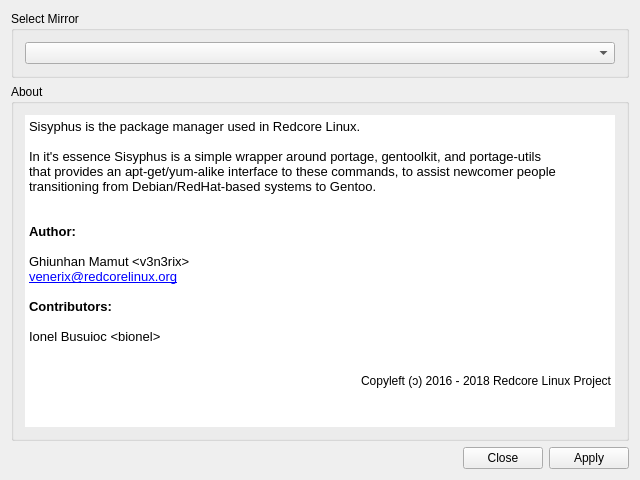
Qt form src/frontend/gui/ui/sisyphus-config.ui (redcorelinux/sisyphus) before a commit.
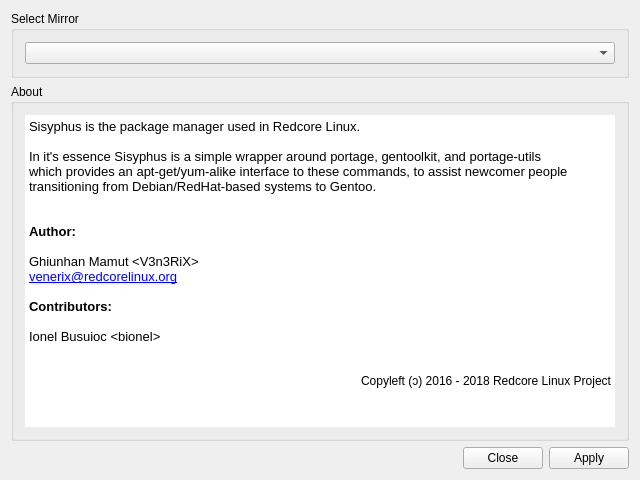
The same form after that commit. Icons and pictures are not drawn.

Commit message: make sisyphus-config to actually write mirrors.conf

What changed in the file:
```diff
--- a/src/frontend/gui/ui/sisyphus-config.ui
+++ b/src/frontend/gui/ui/sisyphus-config.ui
@@ -65,24 +65,24 @@
           <string>&lt;!DOCTYPE HTML PUBLIC &quot;-//W3C//DTD HTML 4.0//EN&quot; &quot;http://www.w3.org/TR/REC-html40/strict.dtd&quot;&gt;
 &lt;html&gt;&lt;head&gt;&lt;meta name=&quot;qrichtext&quot; content=&quot;1&quot; /&gt;&lt;style type=&quot;text/css&quot;&gt;
 p, li { white-space: pre-wrap; }
-&lt;/style&gt;&lt;/head&gt;&lt;body style=&quot; font-family:'Sans'; font-size:10pt; font-weight:400; font-style:normal;&quot;&gt;
-&lt;p style=&quot; margin-top:0px; margin-bottom:0px; margin-left:0px; margin-right:0px; -qt-block-indent:0; text-indent:0px;&quot;&gt;Sisyphus is the package manager used in Redcore Linux.&lt;/p&gt;
-&lt;p style=&quot;-qt-paragraph-type:empty; margin-top:0px; margin-bottom:0px; margin-left:0px; margin-right:0px; -qt-block-indent:0; text-indent:0px;&quot;&gt;&lt;br /&gt;&lt;/p&gt;
-&lt;p style=&quot; margin-top:0px; margin-bottom:0px; margin-left:0px; margin-right:0px; -qt-block-indent:0; text-indent:0px;&quot;&gt;In it's essence Sisyphus is a simple wrapper around portage, gentoolkit, and portage-utils&lt;/p&gt;
-&lt;p style=&quot; margin-top:0px; margin-bottom:0px; margin-left:0px; margin-right:0px; -qt-block-indent:0; text-indent:0px;&quot;&gt;that provides an apt-get/yum-alike interface to these commands, to assist newcomer people transitioning from Debian/RedHat-based systems to Gentoo.&lt;/p&gt;
-&lt;p style=&quot;-qt-paragraph-type:empty; margin-top:0px; margin-bottom:0px; margin-left:0px; margin-right:0px; -qt-block-indent:0; text-indent:0px;&quot;&gt;&lt;br /&gt;&lt;/p&gt;
-&lt;p style=&quot;-qt-paragraph-type:empty; margin-top:0px; margin-bottom:0px; margin-left:0px; margin-right:0px; -qt-block-indent:0; text-indent:0px;&quot;&gt;&lt;br /&gt;&lt;/p&gt;
-&lt;p style=&quot; margin-top:0px; margin-bottom:0px; margin-left:0px; margin-right:0px; -qt-block-indent:0; text-indent:0px;&quot;&gt;&lt;span style=&quot; font-weight:600;&quot;&gt;Author:&lt;/span&gt;&lt;/p&gt;
-&lt;p style=&quot;-qt-paragraph-type:empty; margin-top:0px; margin-bottom:0px; margin-left:0px; margin-right:0px; -qt-block-indent:0; text-indent:0px;&quot;&gt;&lt;br /&gt;&lt;/p&gt;
-&lt;p style=&quot; margin-top:0px; margin-bottom:0px; margin-left:0px; margin-right:0px; -qt-block-indent:0; text-indent:0px;&quot;&gt;Ghiunhan Mamut &amp;lt;v3n3rix&amp;gt;&lt;/p&gt;
-&lt;p style=&quot; margin-top:0px; margin-bottom:0px; margin-left:0px; margin-right:0px; -qt-block-indent:0; text-indent:0px;&quot;&gt;&lt;a href=&quot;mailto:venerix@redcorelinux.org&quot;&gt;&lt;span style=&quot; text-decoration: underline; color:#0000ff;&quot;&gt;venerix@redcorelinux.org&lt;/span&gt;&lt;/a&gt;&lt;/p&gt;
-&lt;p style=&quot;-qt-paragraph-type:empty; margin-top:0px; margin-bottom:0px; margin-left:0px; margin-right:0px; -qt-block-indent:0; text-indent:0px;&quot;&gt;&lt;br /&gt;&lt;/p&gt;
-&lt;p style=&quot; margin-top:0px; margin-bottom:0px; margin-left:0px; margin-right:0px; -qt-block-indent:0; text-indent:0px;&quot;&gt;&lt;span style=&quot; font-weight:600;&quot;&gt;Contributors:&lt;/span&gt;&lt;/p&gt;
-&lt;p style=&quot;-qt-paragraph-type:empty; margin-top:0px; margin-bottom:0px; margin-left:0px; margin-right:0px; -qt-block-indent:0; text-indent:0px;&quot;&gt;&lt;br /&gt;&lt;/p&gt;
-&lt;p style=&quot; margin-top:0px; margin-bottom:0px; margin-left:0px; margin-right:0px; -qt-block-indent:0; text-indent:0px;&quot;&gt;Ionel Busuioc &amp;lt;bionel&amp;gt;&lt;/p&gt;
-&lt;p style=&quot;-qt-paragraph-type:empty; margin-top:0px; margin-bottom:0px; margin-left:0px; margin-right:0px; -qt-block-indent:0; text-indent:0px;&quot;&gt;&lt;br /&gt;&lt;/p&gt;
-&lt;p style=&quot;-qt-paragraph-type:empty; margin-top:0px; margin-bottom:0px; margin-left:0px; margin-right:0px; -qt-block-indent:0; text-indent:0px;&quot;&gt;&lt;br /&gt;&lt;/p&gt;
-&lt;p align=&quot;right&quot; style=&quot; margin-top:0px; margin-bottom:0px; margin-left:0px; margin-right:0px; -qt-block-indent:0; text-indent:0px;&quot;&gt;&lt;span style=&quot; font-size:9pt;&quot;&gt;Copyleft (ɔ) 2016 - 2018 Redcore Linux Project&lt;/span&gt;&lt;/p&gt;&lt;/body&gt;&lt;/html&gt;</string>
+&lt;/style&gt;&lt;/head&gt;&lt;body style=&quot; font-family:'Noto Sans'; font-size:8pt; font-weight:400; font-style:normal;&quot;&gt;
+&lt;p style=&quot; margin-top:0px; margin-bottom:0px; margin-left:0px; margin-right:0px; -qt-block-indent:0; text-indent:0px;&quot;&gt;&lt;span style=&quot; font-family:'Sans'; font-size:10pt;&quot;&gt;Sisyphus is the package manager used in Redcore Linux.&lt;/span&gt;&lt;/p&gt;
+&lt;p style=&quot;-qt-paragraph-type:empty; margin-top:0px; margin-bottom:0px; margin-left:0px; margin-right:0px; -qt-block-indent:0; text-indent:0px; font-family:'Sans'; font-size:10pt;&quot;&gt;&lt;br /&gt;&lt;/p&gt;
+&lt;p style=&quot; margin-top:0px; margin-bottom:0px; margin-left:0px; margin-right:0px; -qt-block-indent:0; text-indent:0px;&quot;&gt;&lt;span style=&quot; font-family:'Sans'; font-size:10pt;&quot;&gt;In it's essence Sisyphus is a simple wrapper around portage, gentoolkit, and portage-utils&lt;/span&gt;&lt;/p&gt;
+&lt;p style=&quot; margin-top:0px; margin-bottom:0px; margin-left:0px; margin-right:0px; -qt-block-indent:0; text-indent:0px;&quot;&gt;&lt;span style=&quot; font-family:'Sans'; font-size:10pt;&quot;&gt;which provides an apt-get/yum-alike interface to these commands, to assist newcomer people transitioning from Debian/RedHat-based systems to Gentoo.&lt;/span&gt;&lt;/p&gt;
+&lt;p style=&quot;-qt-paragraph-type:empty; margin-top:0px; margin-bottom:0px; margin-left:0px; margin-right:0px; -qt-block-indent:0; text-indent:0px; font-family:'Sans'; font-size:10pt;&quot;&gt;&lt;br /&gt;&lt;/p&gt;
+&lt;p style=&quot;-qt-paragraph-type:empty; margin-top:0px; margin-bottom:0px; margin-left:0px; margin-right:0px; -qt-block-indent:0; text-indent:0px; font-family:'Sans'; font-size:10pt;&quot;&gt;&lt;br /&gt;&lt;/p&gt;
+&lt;p style=&quot; margin-top:0px; margin-bottom:0px; margin-left:0px; margin-right:0px; -qt-block-indent:0; text-indent:0px;&quot;&gt;&lt;span style=&quot; font-family:'Sans'; font-size:10pt; font-weight:600;&quot;&gt;Author:&lt;/span&gt;&lt;/p&gt;
+&lt;p style=&quot;-qt-paragraph-type:empty; margin-top:0px; margin-bottom:0px; margin-left:0px; margin-right:0px; -qt-block-indent:0; text-indent:0px; font-family:'Sans'; font-size:10pt;&quot;&gt;&lt;br /&gt;&lt;/p&gt;
+&lt;p style=&quot; margin-top:0px; margin-bottom:0px; margin-left:0px; margin-right:0px; -qt-block-indent:0; text-indent:0px;&quot;&gt;&lt;span style=&quot; font-family:'Sans'; font-size:10pt;&quot;&gt;Ghiunhan Mamut &amp;lt;V3n3RiX&amp;gt;&lt;/span&gt;&lt;/p&gt;
+&lt;p style=&quot; margin-top:0px; margin-bottom:0px; margin-left:0px; margin-right:0px; -qt-block-indent:0; text-indent:0px;&quot;&gt;&lt;a href=&quot;mailto:venerix@redcorelinux.org&quot;&gt;&lt;span style=&quot; font-family:'Sans'; font-size:10pt; text-decoration: underline; color:#0000ff;&quot;&gt;venerix@redcorelinux.org&lt;/span&gt;&lt;/a&gt;&lt;/p&gt;
+&lt;p style=&quot;-qt-paragraph-type:empty; margin-top:0px; margin-bottom:0px; margin-left:0px; margin-right:0px; -qt-block-indent:0; text-indent:0px; font-family:'Sans'; font-size:10pt;&quot;&gt;&lt;br /&gt;&lt;/p&gt;
+&lt;p style=&quot; margin-top:0px; margin-bottom:0px; margin-left:0px; margin-right:0px; -qt-block-indent:0; text-indent:0px;&quot;&gt;&lt;span style=&quot; font-family:'Sans'; font-size:10pt; font-weight:600;&quot;&gt;Contributors:&lt;/span&gt;&lt;/p&gt;
+&lt;p style=&quot;-qt-paragraph-type:empty; margin-top:0px; margin-bottom:0px; margin-left:0px; margin-right:0px; -qt-block-indent:0; text-indent:0px; font-family:'Sans'; font-size:10pt;&quot;&gt;&lt;br /&gt;&lt;/p&gt;
+&lt;p style=&quot; margin-top:0px; margin-bottom:0px; margin-left:0px; margin-right:0px; -qt-block-indent:0; text-indent:0px;&quot;&gt;&lt;span style=&quot; font-family:'Sans'; font-size:10pt;&quot;&gt;Ionel Busuioc &amp;lt;bionel&amp;gt;&lt;/span&gt;&lt;/p&gt;
+&lt;p style=&quot;-qt-paragraph-type:empty; margin-top:0px; margin-bottom:0px; margin-left:0px; margin-right:0px; -qt-block-indent:0; text-indent:0px; font-family:'Sans'; font-size:10pt;&quot;&gt;&lt;br /&gt;&lt;/p&gt;
+&lt;p style=&quot;-qt-paragraph-type:empty; margin-top:0px; margin-bottom:0px; margin-left:0px; margin-right:0px; -qt-block-indent:0; text-indent:0px; font-family:'Sans'; font-size:10pt;&quot;&gt;&lt;br /&gt;&lt;/p&gt;
+&lt;p align=&quot;right&quot; style=&quot; margin-top:0px; margin-bottom:0px; margin-left:0px; margin-right:0px; -qt-block-indent:0; text-indent:0px;&quot;&gt;&lt;span style=&quot; font-family:'Sans'; font-size:9pt;&quot;&gt;Copyleft (ɔ) 2016 - 2018 Redcore Linux Project&lt;/span&gt;&lt;/p&gt;&lt;/body&gt;&lt;/html&gt;</string>
          </property>
         </widget>
        </item>
```
